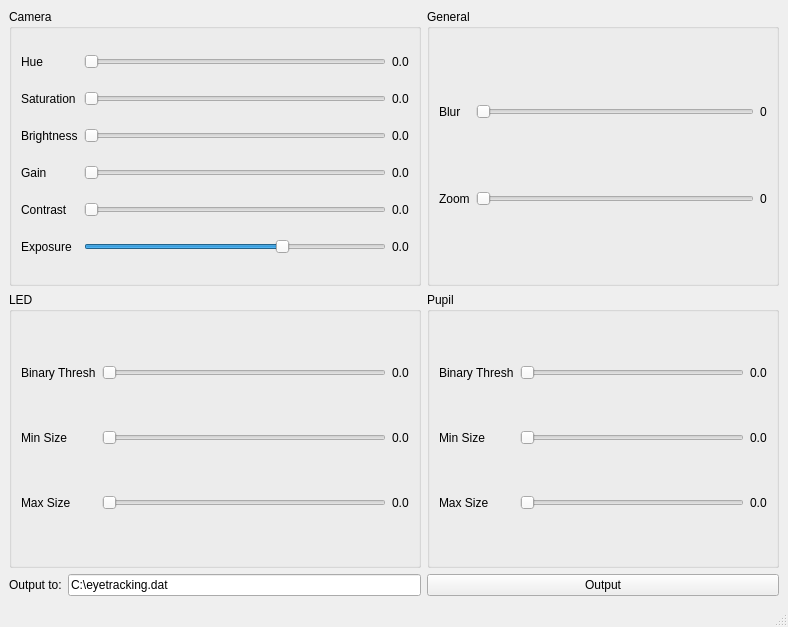
Old version of the form EyetrackingGui/mainwindow.ui in the repository neuromind81/aibs.
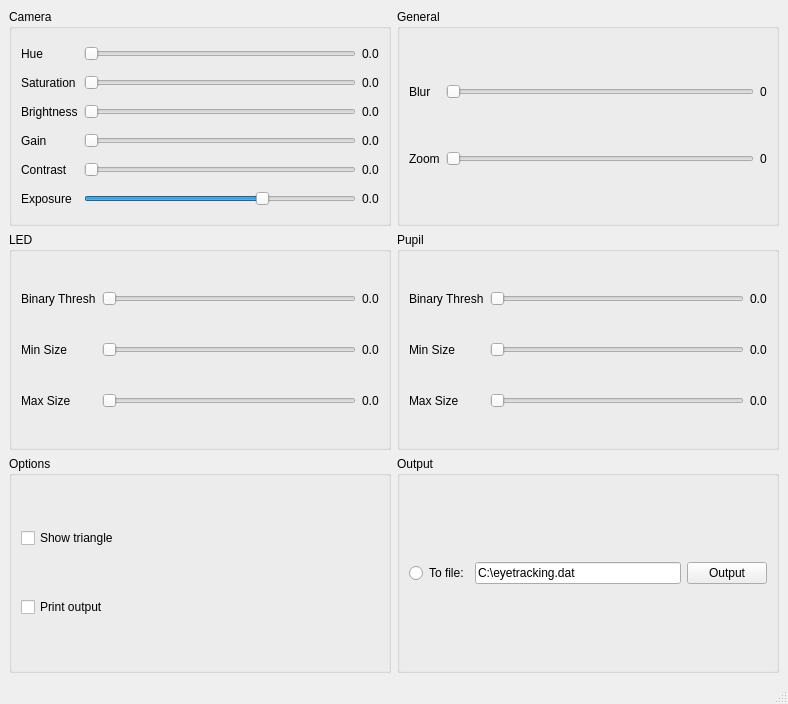
New version of the form.

The edit to the form file:
```diff
--- a/EyetrackingGui/mainwindow.ui
+++ b/EyetrackingGui/mainwindow.ui
@@ -7,15 +7,218 @@
     <x>0</x>
     <y>0</y>
     <width>788</width>
-    <height>627</height>
+    <height>704</height>
    </rect>
   </property>
   <property name="windowTitle">
    <string>Eyetracker</string>
   </property>
   <widget class="QWidget" name="centralwidget">
-   <layout class="QGridLayout" name="gridLayout">
-    <item row="0" column="0" colspan="2">
+   <layout class="QGridLayout" name="gridLayout_7">
+    <item row="1" column="0">
+     <widget class="QGroupBox" name="groupBox_led">
+      <property name="title">
+       <string>LED</string>
+      </property>
+      <layout class="QGridLayout" name="gridLayout_4">
+       <item row="0" column="0">
+        <widget class="QLabel" name="label_led_binary">
+         <property name="text">
+          <string>Binary Thresh</string>
+         </property>
+        </widget>
+       </item>
+       <item row="0" column="1">
+        <widget class="QSlider" name="horizontalSlider_led_binary">
+         <property name="minimum">
+          <number>180</number>
+         </property>
+         <property name="maximum">
+          <number>255</number>
+         </property>
+         <property name="orientation">
+          <enum>Qt::Horizontal</enum>
+         </property>
+        </widget>
+       </item>
+       <item row="0" column="2">
+        <widget class="QLabel" name="label_led_binary_value">
+         <property name="text">
+          <string>0.0</string>
+         </property>
+        </widget>
+       </item>
+       <item row="1" column="0">
+        <widget class="QLabel" name="label_led_min">
+         <property name="text">
+          <string>Min Size</string>
+         </property>
+        </widget>
+       </item>
+       <item row="1" column="1">
+        <widget class="QSlider" name="horizontalSlider_led_min">
+         <property name="minimum">
+          <number>1</number>
+         </property>
+         <property name="maximum">
+          <number>30</number>
+         </property>
+         <property name="orientation">
+          <enum>Qt::Horizontal</enum>
+         </property>
+        </widget>
+       </item>
+       <item row="1" column="2">
+        <widget class="QLabel" name="label_led_min_value">
+         <property name="text">
+          <string>0.0</string>
+         </property>
+        </widget>
+       </item>
+       <item row="2" column="0">
+        <widget class="QLabel" name="label_led_max">
+         <property name="text">
+          <string>Max Size</string>
+         </property>
+        </widget>
+       </item>
+       <item row="2" column="1">
+        <widget class="QSlider" name="horizontalSlider_led_max">
+         <property name="minimum">
+          <number>3</number>
+         </property>
+         <property name="maximum">
+          <number>60</number>
+         </property>
+         <property name="orientation">
+          <enum>Qt::Horizontal</enum>
+         </property>
+        </widget>
+       </item>
+       <item row="2" column="2">
+        <widget class="QLabel" name="label_led_max_value">
+         <property name="text">
+          <string>0.0</string>
+         </property>
+        </widget>
+       </item>
+      </layout>
+     </widget>
+    </item>
+    <item row="1" column="1">
+     <widget class="QGroupBox" name="groupBox_pupil">
+      <property name="title">
+       <string>Pupil</string>
+      </property>
+      <layout class="QGridLayout" name="gridLayout_5">
+       <item row="0" column="0">
+        <widget class="QLabel" name="label_pupil_binary">
+         <property name="text">
+          <string>Binary Thresh</string>
+         </property>
+        </widget>
+       </item>
+       <item row="0" column="1">
+        <widget class="QSlider" name="horizontalSlider_pupil_binary">
+         <property name="minimum">
+          <number>180</number>
+         </property>
+         <property name="maximum">
+          <number>255</number>
+         </property>
+         <property name="orientation">
+          <enum>Qt::Horizontal</enum>
+         </property>
+        </widget>
+       </item>
+       <item row="0" column="2">
+        <widget class="QLabel" name="label_pupil_binary_value">
+         <property name="text">
+          <string>0.0</string>
+         </property>
+        </widget>
+       </item>
+       <item row="1" column="0">
+        <widget class="QLabel" name="label_pupil_min">
+         <property name="text">
+          <string>Min Size</string>
+         </property>
+        </widget>
+       </item>
+       <item row="1" column="1">
+        <widget class="QSlider" name="horizontalSlider_pupil_min">
+         <property name="minimum">
+          <number>1</number>
+         </property>
+         <property name="maximum">
+          <number>200</number>
+         </property>
+         <property name="orientation">
+          <enum>Qt::Horizontal</enum>
+         </property>
+        </widget>
+       </item>
+       <item row="1" column="2">
+        <widget class="QLabel" name="label_pupil_min_value">
+         <property name="text">
+          <string>0.0</string>
+         </property>
+        </widget>
+       </item>
+       <item row="2" column="0">
+        <widget class="QLabel" name="label_pupil_max">
+         <property name="text">
+          <string>Max Size</string>
+         </property>
+        </widget>
+       </item>
+       <item row="2" column="1">
+        <widget class="QSlider" name="horizontalSlider_pupil_max">
+         <property name="minimum">
+          <number>50</number>
+         </property>
+         <property name="maximum">
+          <number>600</number>
+         </property>
+         <property name="orientation">
+          <enum>Qt::Horizontal</enum>
+         </property>
+        </widget>
+       </item>
+       <item row="2" column="2">
+        <widget class="QLabel" name="label_pupil_max_value">
+         <property name="text">
+          <string>0.0</string>
+         </property>
+        </widget>
+       </item>
+      </layout>
+     </widget>
+    </item>
+    <item row="2" column="0">
+     <widget class="QGroupBox" name="groupBox">
+      <property name="title">
+       <string>Options</string>
+      </property>
+      <layout class="QGridLayout" name="gridLayout_6">
+       <item row="0" column="0">
+        <widget class="QCheckBox" name="checkBox_triangle">
+         <property name="text">
+          <string>Show triangle</string>
+         </property>
+        </widget>
+       </item>
+       <item row="1" column="0">
+        <widget class="QCheckBox" name="checkBox_printOutput">
+         <property name="text">
+          <string>Print output</string>
+         </property>
+        </widget>
+       </item>
+      </layout>
+     </widget>
+    </item>
+    <item row="0" column="0">
      <widget class="QGroupBox" name="groupBox_camera">
       <property name="title">
        <string>Camera</string>
@@ -174,7 +377,7 @@
       </layout>
      </widget>
     </item>
-    <item row="0" column="3">
+    <item row="0" column="1">
      <widget class="QGroupBox" name="groupBox_general">
       <property name="title">
        <string>General</string>
@@ -231,205 +434,34 @@
       </layout>
      </widget>
     </item>
-    <item row="1" column="0" colspan="2">
-     <widget class="QGroupBox" name="groupBox_led">
-      <property name="title">
-       <string>LED</string>
-      </property>
-      <layout class="QGridLayout" name="gridLayout_4">
-       <item row="0" column="0">
-        <widget class="QLabel" name="label_led_binary">
-         <property name="text">
-          <string>Binary Thresh</string>
-         </property>
-        </widget>
-       </item>
-       <item row="0" column="1">
-        <widget class="QSlider" name="horizontalSlider_led_binary">
-         <property name="minimum">
-          <number>180</number>
-         </property>
-         <property name="maximum">
-          <number>255</number>
-         </property>
-         <property name="orientation">
-          <enum>Qt::Horizontal</enum>
-         </property>
-        </widget>
-       </item>
-       <item row="0" column="2">
-        <widget class="QLabel" name="label_led_binary_value">
-         <property name="text">
-          <string>0.0</string>
-         </property>
-        </widget>
-       </item>
-       <item row="1" column="0">
-        <widget class="QLabel" name="label_led_min">
-         <property name="text">
-          <string>Min Size</string>
-         </property>
-        </widget>
-       </item>
-       <item row="1" column="1">
-        <widget class="QSlider" name="horizontalSlider_led_min">
-         <property name="minimum">
-          <number>1</number>
-         </property>
-         <property name="maximum">
-          <number>30</number>
-         </property>
-         <property name="orientation">
-          <enum>Qt::Horizontal</enum>
-         </property>
-        </widget>
-       </item>
-       <item row="1" column="2">
-        <widget class="QLabel" name="label_led_min_value">
-         <property name="text">
-          <string>0.0</string>
-         </property>
-        </widget>
-       </item>
-       <item row="2" column="0">
-        <widget class="QLabel" name="label_led_max">
-         <property name="text">
-          <string>Max Size</string>
-         </property>
-        </widget>
-       </item>
-       <item row="2" column="1">
-        <widget class="QSlider" name="horizontalSlider_led_max">
-         <property name="minimum">
-          <number>3</number>
-         </property>
-         <property name="maximum">
-          <number>60</number>
-         </property>
-         <property name="orientation">
-          <enum>Qt::Horizontal</enum>
-         </property>
-        </widget>
-       </item>
-       <item row="2" column="2">
-        <widget class="QLabel" name="label_led_max_value">
-         <property name="text">
-          <string>0.0</string>
-         </property>
-        </widget>
-       </item>
-      </layout>
-     </widget>
-    </item>
-    <item row="1" column="3">
-     <widget class="QGroupBox" name="groupBox_pupil">
-      <property name="title">
-       <string>Pupil</string>
-      </property>
-      <layout class="QGridLayout" name="gridLayout_5">
-       <item row="0" column="0">
-        <widget class="QLabel" name="label_pupil_binary">
-         <property name="text">
-          <string>Binary Thresh</string>
-         </property>
-        </widget>
-       </item>
-       <item row="0" column="1">
-        <widget class="QSlider" name="horizontalSlider_pupil_binary">
-         <property name="minimum">
-          <number>180</number>
-         </property>
-         <property name="maximum">
-          <number>255</number>
-         </property>
-         <property name="orientation">
-          <enum>Qt::Horizontal</enum>
-         </property>
-        </widget>
-       </item>
-       <item row="0" column="2">
-        <widget class="QLabel" name="label_pupil_binary_value">
-         <property name="text">
-          <string>0.0</string>
-         </property>
-        </widget>
-       </item>
-       <item row="1" column="0">
-        <widget class="QLabel" name="label_pupil_min">
-         <property name="text">
-          <string>Min Size</string>
-         </property>
-        </widget>
-       </item>
-       <item row="1" column="1">
-        <widget class="QSlider" name="horizontalSlider_pupil_min">
-         <property name="minimum">
-          <number>1</number>
-         </property>
-         <property name="maximum">
-          <number>200</number>
-         </property>
-         <property name="orientation">
-          <enum>Qt::Horizontal</enum>
-         </property>
-        </widget>
-       </item>
-       <item row="1" column="2">
-        <widget class="QLabel" name="label_pupil_min_value">
-         <property name="text">
-          <string>0.0</string>
-         </property>
-        </widget>
-       </item>
-       <item row="2" column="0">
-        <widget class="QLabel" name="label_pupil_max">
-         <property name="text">
-          <string>Max Size</string>
-         </property>
-        </widget>
-       </item>
-       <item row="2" column="1">
-        <widget class="QSlider" name="horizontalSlider_pupil_max">
-         <property name="minimum">
-          <number>50</number>
-         </property>
-         <property name="maximum">
-          <number>600</number>
-         </property>
-         <property name="orientation">
-          <enum>Qt::Horizontal</enum>
-         </property>
-        </widget>
-       </item>
-       <item row="2" column="2">
-        <widget class="QLabel" name="label_pupil_max_value">
-         <property name="text">
-          <string>0.0</string>
-         </property>
-        </widget>
-       </item>
-      </layout>
-     </widget>
-    </item>
-    <item row="2" column="0">
-     <widget class="QLabel" name="label_output">
-      <property name="text">
-       <string>Output to:</string>
-      </property>
-     </widget>
-    </item>
     <item row="2" column="1">
-     <widget class="QLineEdit" name="lineEdit_output">
-      <property name="text">
-       <string>C:\eyetracking.dat</string>
-      </property>
-     </widget>
-    </item>
-    <item row="2" column="3">
-     <widget class="QPushButton" name="pushButton_output">
-      <property name="text">
+     <widget class="QGroupBox" name="groupBox_Output">
+      <property name="title">
        <string>Output</string>
       </property>
+      <layout class="QGridLayout" name="gridLayout">
+       <item row="0" column="0">
+        <widget class="QRadioButton" name="radioButton_toFile">
+         <property name="text">
+          <string>To file:</string>
+         </property>
+        </widget>
+       </item>
+       <item row="0" column="1">
+        <widget class="QLineEdit" name="lineEdit_output">
+         <property name="text">
+          <string>C:\eyetracking.dat</string>
+         </property>
+        </widget>
+       </item>
+       <item row="0" column="2">
+        <widget class="QPushButton" name="pushButton_output">
+         <property name="text">
+          <string>Output</string>
+         </property>
+        </widget>
+       </item>
+      </layout>
      </widget>
     </item>
    </layout>
```
Left out of the diff: 2 changed lines with no effect on the pictures.
